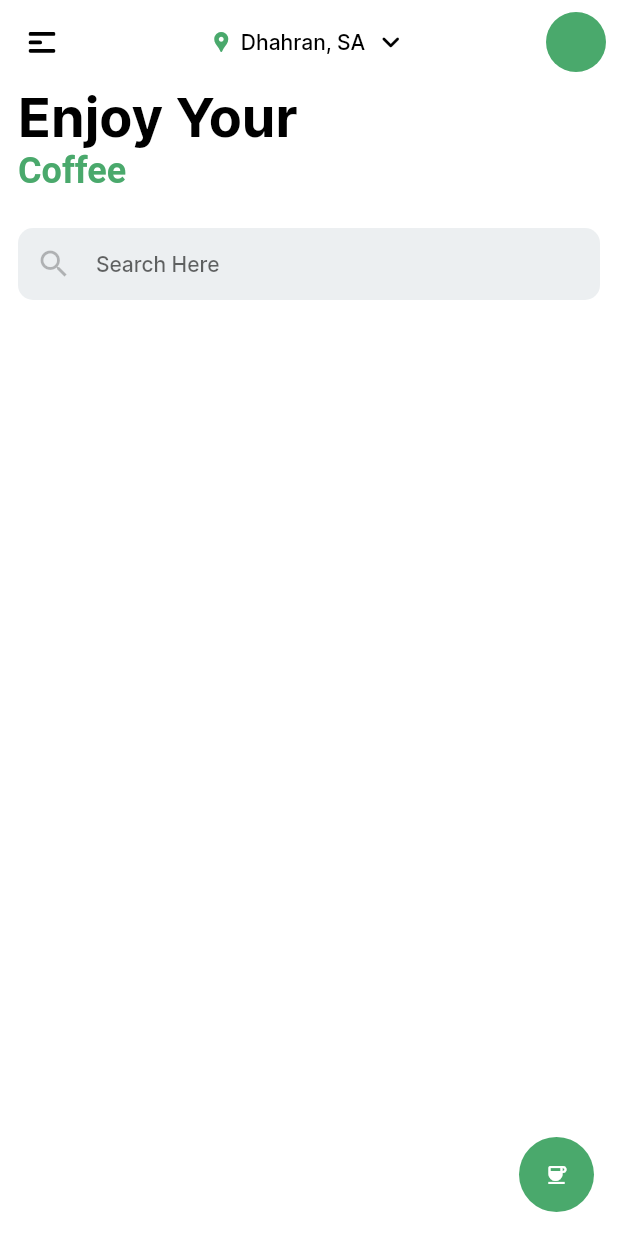
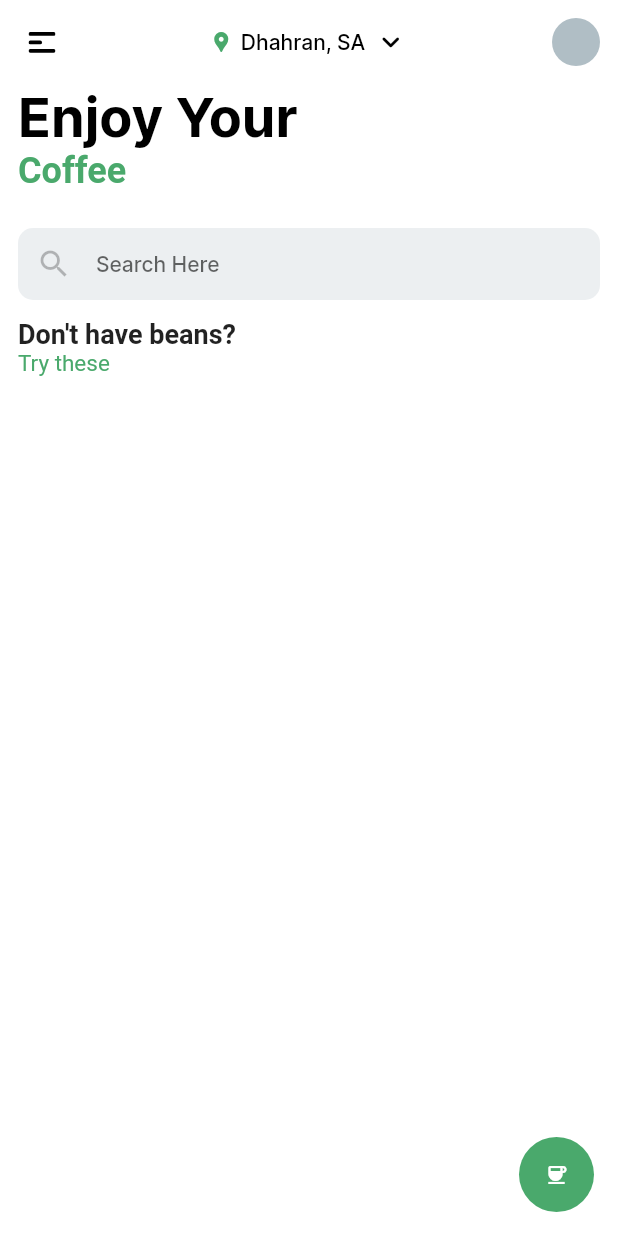
Before and after one commit to niassuh1/coffee-app, a Flutter app: the screen it shows after launch, on a phone screen of 412 x 824 dp. Run offline on Flutter 3.47's test engine with Material 2 defaults, Android fonts, the phone set to English and light mode, and no system bars; our stand-ins replace circular_countdown_timer, flutter_svg.

Commit message:
refactor: UI/UX improvement

```diff
--- a/lib/views/home.dart
+++ b/lib/views/home.dart
@@ -52,10 +52,24 @@ class _HomeScreenState extends State<HomeScreen> {
                       color: Theme.of(context).primaryColor,
                     ),
                   ),
-                  const SizedBox(
-                    height: 24,
+                  SizedBox(
+                    height: defaultPadding * 2,
                   ),
                   const CustomTextfield(hintText: 'Search Here'),
+                  SizedBox(height: defaultPadding),
+                  HeadlineText(
+                    title: "Don't have beans?\n",
+                    titleStyle: TextStyle(
+                        fontSize: 18,
+                        color: Colors.black87,
+                        fontWeight: FontWeight.w600),
+                    subtitle: "Try these",
+                    subtitleStyle: TextStyle(
+                      color: Theme.of(context).primaryColor,
+                      fontWeight: FontWeight.w400,
+                      fontSize: 15,
+                    ),
+                  ),
                   const SizedBox(
                     height: 700,
                   ),
--- a/lib/widgets/custom-sliverappbar.dart
+++ b/lib/widgets/custom-sliverappbar.dart
@@ -12,6 +12,7 @@ class CustomSliverAppbar extends StatelessWidget {
       backgroundColor: Colors.white,
       shadowColor: Colors.black26,
       leading: IconButton(
+        splashRadius: 20,
         onPressed: () {},
         icon: SvgPicture.asset(
           'assets/images/menu-bar.svg',
@@ -43,9 +44,10 @@ class CustomSliverAppbar extends StatelessWidget {
       ),
       actions: [
         Padding(
-          padding: const EdgeInsets.symmetric(horizontal: 8),
+          padding: const EdgeInsets.symmetric(horizontal: 12),
           child: CircleAvatar(
-            backgroundColor: Theme.of(context).primaryColor,
+            radius: 16,
+            backgroundColor: Colors.blueGrey[200],
           ),
         )
       ],
--- a/lib/widgets/headline-text.dart
+++ b/lib/widgets/headline-text.dart
@@ -3,10 +3,13 @@ import 'package:flutter/material.dart';
 class HeadlineText extends StatelessWidget {
   final String? title;
   final String? subtitle;
-  final TextStyle? titleStyle;
-  final TextStyle? subtitleStyle;
+  final TextStyle titleStyle;
+  final TextStyle subtitleStyle;
   const HeadlineText(
-      {this.title, this.subtitle, this.titleStyle, this.subtitleStyle});
+      {this.title,
+      this.subtitle,
+      this.titleStyle = const TextStyle(color: Colors.black),
+      this.subtitleStyle = const TextStyle(color: Colors.black)});
 
   @override
   Widget build(BuildContext context) {
```
Also changed, not shown: lib/views/coffee_maker.dart (+70 -56 lines).
